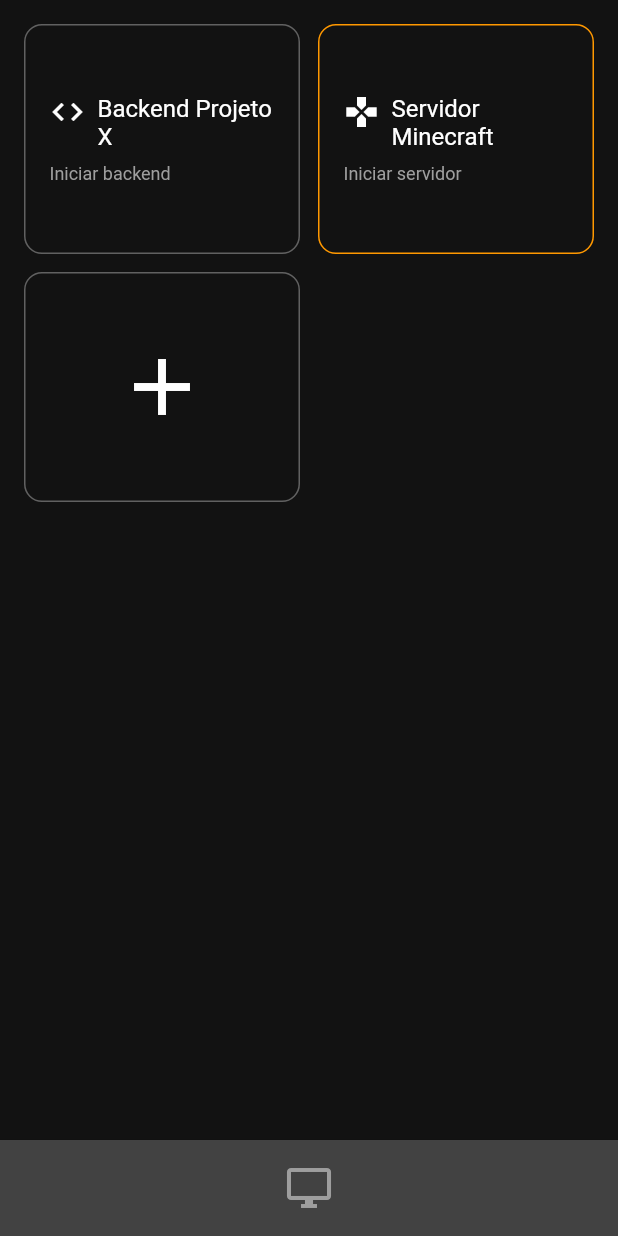
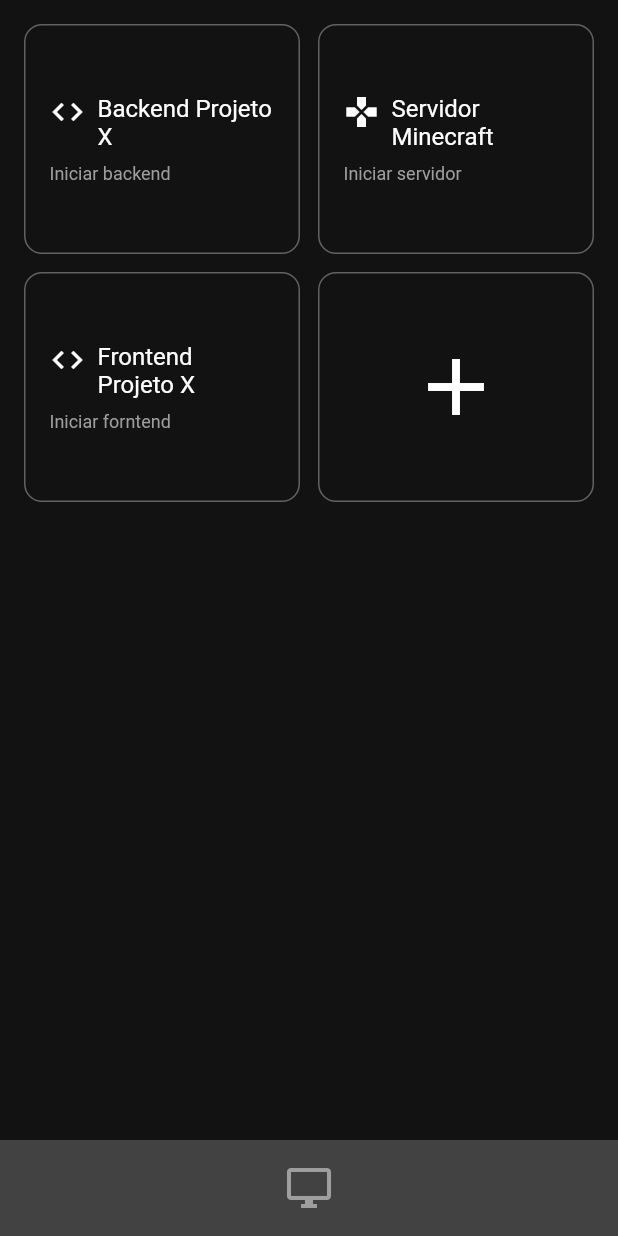
Before and after one commit to HenriqueZeitz/RemoteOps, a Flutter app: the screen it shows after launch, on a phone screen of 412 x 824 dp. Run offline on Flutter 3.47's test engine with Material 3 defaults, Android fonts, the light colour scheme and no system bars; our stand-ins replace shared_preferences.

Commit message:
feat: add local persistence for command cards

```diff
--- a/mobile/lib/features/home/home_page.dart
+++ b/mobile/lib/features/home/home_page.dart
@@ -26,7 +26,7 @@
       body: Padding(
         padding: const EdgeInsets.all(16),
         child: GridView.builder(
-          itemCount: viewModel.commands.length + 1,
+          itemCount: viewModel.commandCards.length + 1,
           gridDelegate: const SliverGridDelegateWithFixedCrossAxisCount(
             crossAxisCount: 2,
             crossAxisSpacing: 12,
@@ -34,8 +34,8 @@
             childAspectRatio: 1.2,
           ),
           itemBuilder: (context, index) {
-            if (index < viewModel.commands.length) {
-              final command = viewModel.commands[index];
+            if (index < viewModel.commandCards.length) {
+              final command = viewModel.commandCards[index];
               return CommandCard(
                 model: command,
                 onTap: () {
--- a/mobile/lib/features/home/home_view_model.dart
+++ b/mobile/lib/features/home/home_view_model.dart
@@ -1,25 +1,53 @@
 import 'package:flutter/material.dart';
+import 'package:mobile/core/storage/local_storage_service.dart';
 
 class HomeViewModel extends ChangeNotifier {
+  final _storageService = LocalStorageService();
+
   bool computerOnline = false;
+  List<CommandCardModel> commandCards = [];
+
+  HomeViewModel() {
+    _loadCommands();
+  }
+
+  Future<void> _loadCommands() async {
+    commandCards = await _storageService.loadCommands();
+
+    if (commandCards.isEmpty) {
+      commandCards = _defaultCommands();
+      await _storageService.saveCommands(commandCards);
+    }
+
+    notifyListeners();
+  }
 
   void toggleComputerStatus() {
     computerOnline = !computerOnline;
     notifyListeners();
   }
 
-  List<CommandCardModel> get commands => [
+  List<CommandCardModel> _defaultCommands() => [
         CommandCardModel(
           icon: Icons.code,
           title: 'Backend Projeto X',
           description: 'Iniciar backend',
-          isRunning: false,
+          startCommand: 'start_projeto_x_backend',
+          stopCommand: 'stop_projeto_x_backend',
         ),
         CommandCardModel(
           icon: Icons.gamepad,
           title: 'Servidor Minecraft',
           description: 'Iniciar servidor',
-          isRunning: true,
+          startCommand: 'start_minecraft_server',
+          stopCommand: 'stop_minecraft_server',
+        ),
+        CommandCardModel(
+          icon: Icons.code,
+          title: 'Frontend Projeto X',
+          description: 'Iniciar forntend',
+          startCommand: 'start_projeto_x_frontend',
+          stopCommand: 'stop_projeto_x_frontend',
         ),
       ];
 }
@@ -29,11 +57,40 @@
   final String title;
   final String description;
   final bool isRunning;
+  final String startCommand;
+  final String stopCommand;
 
   CommandCardModel({
     required this.icon,
     required this.title,
     required this.description,
-    required this.isRunning,
+    required this.startCommand,
+    required this.stopCommand,
+    this.isRunning = false,
   });
+
+  Map<String, dynamic> toMap() {
+    return {
+      'icon': icon.codePoint,
+      'title': title,
+      'description': description,
+      'startCommand': startCommand,
+      'stopCommand': stopCommand,
+      'isRunning': isRunning,
+    };
+  }
+
+  factory CommandCardModel.fromMap(Map<String, dynamic> map) {
+    return CommandCardModel(
+      icon: IconData(
+        map['icon'],
+        fontFamily: 'MaterialIcons'
+      ),
+      title: map['title'],
+      description: map['description'],
+      startCommand: map['startCommand'],
+      stopCommand: map['stopCommand'],
+      isRunning: map['isRunning'] ?? false,
+    );
+  }
 }
--- a/mobile/pubspec.yaml
+++ b/mobile/pubspec.yaml
@@ -31,6 +31,7 @@
   flutter:
     sdk: flutter
   provider: ^6.1.2
+  shared_preferences: ^2.5.4
 
   # The following adds the Cupertino Icons font to your application.
   # Use with the CupertinoIcons class for iOS style icons.
```
Also changed, not shown: mobile/lib/core/storage/local_storage_service.dart (+25 -0 lines), mobile/pubspec.lock.
